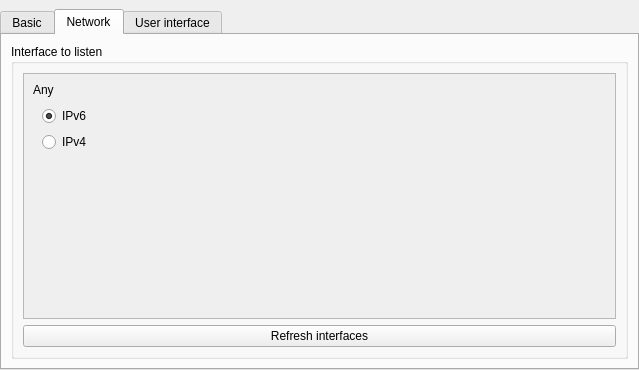
Old version of the form application/GUI/Settings/SettingsWidget.ui in the repository Ummon/D-LAN.
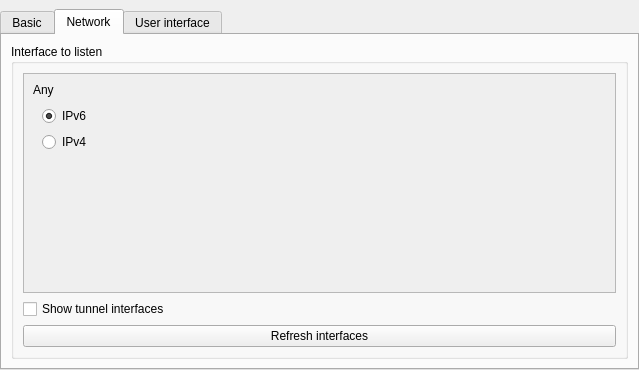
New version of the form. The open tabs and pages were chosen to show the change. Icons and pictures are not drawn.

Commit message: - Automatic discovery skips awdl*, llw*, and tunnels. - Show tunnel interfaces allows explicit tunnel selection; selected tunnels stay visible. - Fixed IPv6 scope matching so selecting one tunnel doesn’t select others sharing its address.

What changed in the file:
```diff
--- a/application/GUI/Settings/SettingsWidget.ui
+++ b/application/GUI/Settings/SettingsWidget.ui
@@ -287,6 +287,16 @@
             </widget>
            </widget>
           </item>
+          <item>
+           <widget class="QCheckBox" name="chkShowTunnelInterfaces">
+            <property name="text">
+             <string>Show tunnel interfaces</string>
+            </property>
+            <property name="toolTip">
+             <string>Tunnels are excluded from automatic discovery. Select a tunnel address to use it. The selected interface always remains visible.</string>
+            </property>
+           </widget>
+          </item>
           <item>
            <widget class="QPushButton" name="butRefreshInterfaces">
             <property name="text">
```
The commit also changes 14 other files.
